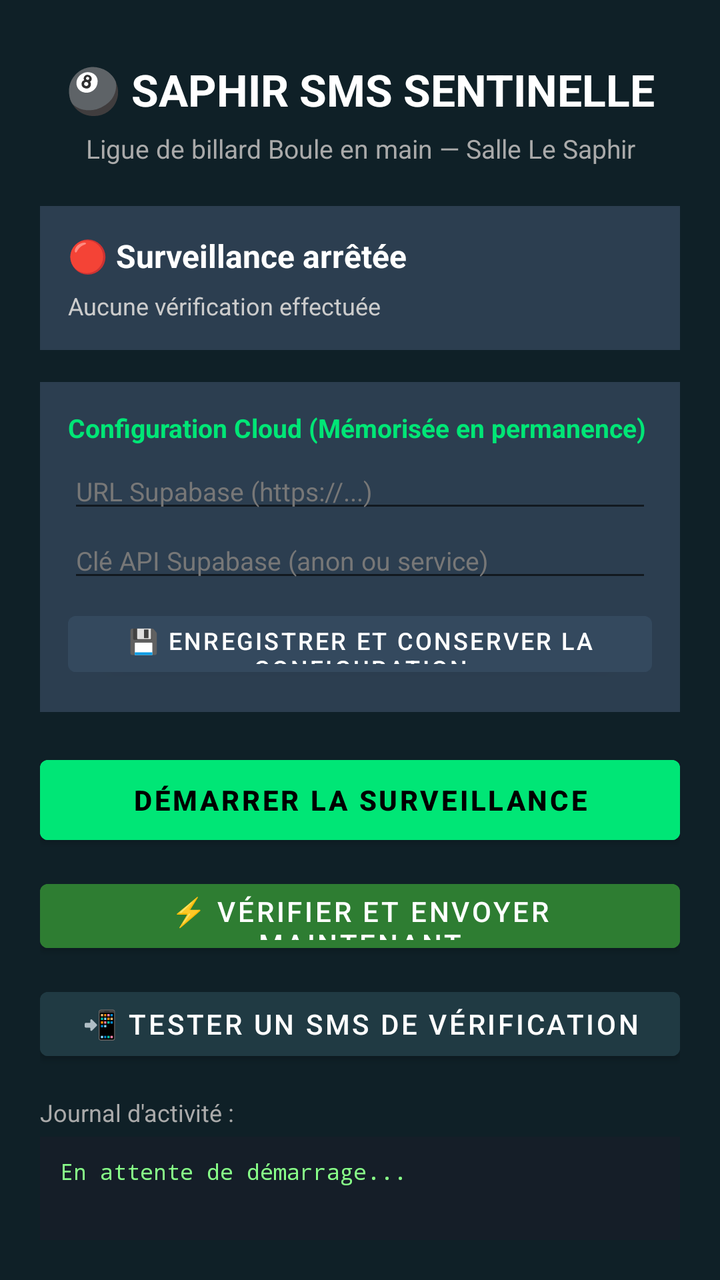
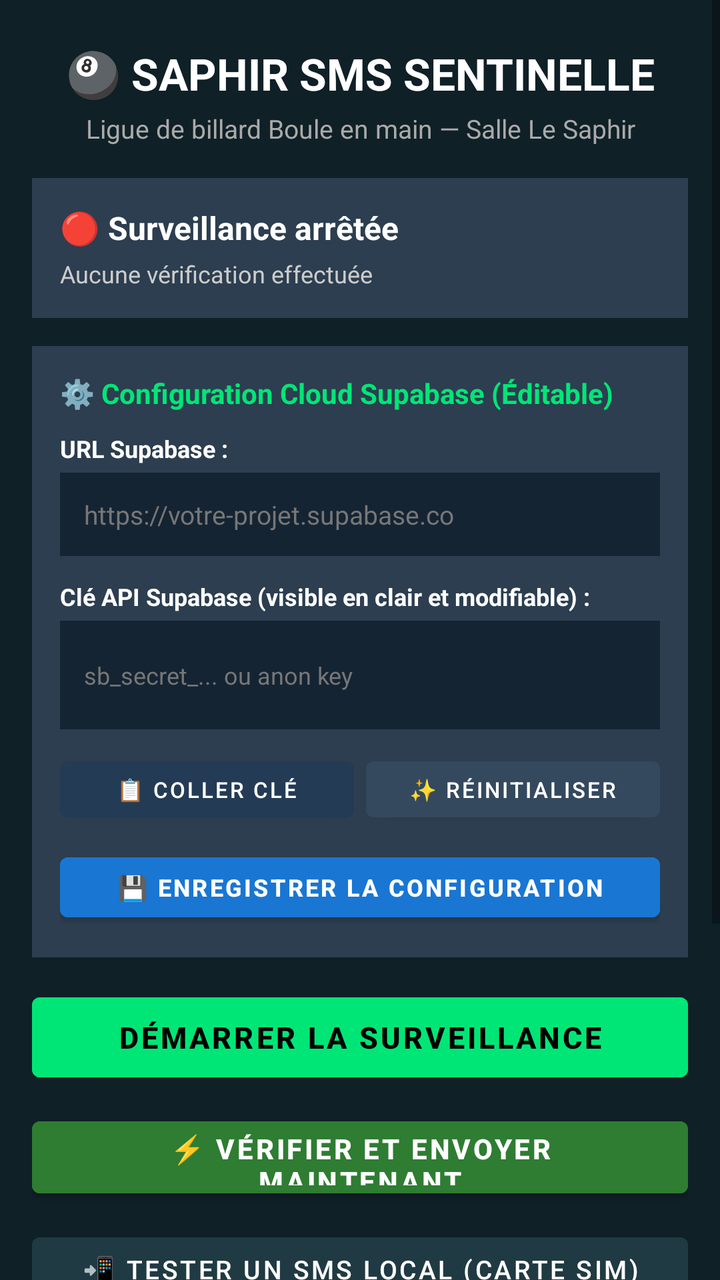

Screens rendered from an Android XML layout before and after an edit, with the pre-edit source and the edit as a unified diff.
<!-- AndroidManifest.xml: application theme Theme.SaphirSMS -->
<!-- res/layout/activity_main.xml -->
<?xml version="1.0" encoding="utf-8"?>
<LinearLayout xmlns:android="http://schemas.android.com/apk/res/android"
    android:layout_width="match_parent"
    android:layout_height="match_parent"
    android:orientation="vertical"
    android:background="@color/saphir_blue"
    android:padding="20dp">

    <TextView
        android:layout_width="match_parent"
        android:layout_height="wrap_content"
        android:text="🎱 SAPHIR SMS SENTINELLE"
        android:textColor="@color/white"
        android:textSize="22sp"
        android:textStyle="bold"
        android:gravity="center"
        android:layout_marginTop="10dp"
        android:layout_marginBottom="6dp"/>

    <TextView
        android:layout_width="match_parent"
        android:layout_height="wrap_content"
        android:text="Ligue de billard Boule en main — Salle Le Saphir"
        android:textColor="#AAAAAA"
        android:textSize="13sp"
        android:gravity="center"
        android:layout_marginBottom="20dp"/>

    
    <LinearLayout
        android:layout_width="match_parent"
        android:layout_height="wrap_content"
        android:orientation="vertical"
        android:background="@color/saphir_card"
        android:padding="14dp"
        android:layout_marginBottom="16dp">

        <TextView
            android:id="@+id/tv_status"
            android:layout_width="match_parent"
            android:layout_height="wrap_content"
            android:text="🔴 Surveillance arrêtée"
            android:textColor="@color/white"
            android:textSize="16sp"
            android:textStyle="bold"/>

        <TextView
            android:id="@+id/tv_last_check"
            android:layout_width="match_parent"
            android:layout_height="wrap_content"
            android:text="Aucune vérification effectuée"
            android:textColor="#CCCCCC"
            android:textSize="12sp"
            android:layout_marginTop="6dp"/>
    </LinearLayout>

    
    <LinearLayout
        android:layout_width="match_parent"
        android:layout_height="wrap_content"
        android:orientation="vertical"
        android:background="@color/saphir_card"
        android:padding="14dp"
        android:layout_marginBottom="18dp">

        <TextView
            android:layout_width="match_parent"
            android:layout_height="wrap_content"
            android:text="Configuration Cloud (Mémorisée en permanence)"
            android:textColor="@color/saphir_accent"
            android:textSize="13sp"
            android:textStyle="bold"
            android:layout_marginBottom="4dp"/>

        <EditText
            android:id="@+id/et_supabase_url"
            android:layout_width="match_parent"
            android:layout_height="wrap_content"
            android:hint="URL Supabase (https://...)"
            android:textColor="@color/white"
            android:textColorHint="#777777"
            android:textSize="13sp"/>

        <EditText
            android:id="@+id/et_supabase_key"
            android:layout_width="match_parent"
            android:layout_height="wrap_content"
            android:hint="Clé API Supabase (anon ou service)"
            android:inputType="textPassword"
            android:textColor="@color/white"
            android:textColorHint="#777777"
            android:textSize="13sp"/>

        <Button
            android:id="@+id/btn_save_config"
            android:layout_width="match_parent"
            android:layout_height="40dp"
            android:text="💾 Enregistrer et conserver la configuration"
            android:textColor="@color/white"
            android:backgroundTint="#34495E"
            android:textSize="12sp"
            android:layout_marginTop="6dp"/>
    </LinearLayout>

    
    <Button
        android:id="@+id/btn_toggle_service"
        android:layout_width="match_parent"
        android:layout_height="52dp"
        android:text="DÉMARRER LA SURVEILLANCE"
        android:backgroundTint="@color/saphir_accent"
        android:textColor="@color/black"
        android:textStyle="bold"
        android:layout_marginBottom="10dp"/>

    <Button
        android:id="@+id/btn_sync_now"
        android:layout_width="match_parent"
        android:layout_height="44dp"
        android:text="⚡ VÉRIFIER ET ENVOYER MAINTENANT"
        android:textColor="@color/white"
        android:backgroundTint="#2E7D32"
        android:layout_marginBottom="10dp"/>

    <Button
        android:id="@+id/btn_test_sms"
        android:layout_width="match_parent"
        android:layout_height="44dp"
        android:text="📲 TESTER UN SMS DE VÉRIFICATION"
        android:textColor="@color/white"
        android:backgroundTint="@color/saphir_dark"
        android:layout_marginBottom="14dp"/>

    
    <TextView
        android:layout_width="match_parent"
        android:layout_height="wrap_content"
        android:text="Journal d'activité :"
        android:textColor="#AAAAAA"
        android:textSize="12sp"
        android:layout_marginBottom="4dp"/>

    <ScrollView
        android:layout_width="match_parent"
        android:layout_height="0dp"
        android:layout_weight="1"
        android:background="#151E28"
        android:padding="10dp">

        <TextView
            android:id="@+id/tv_logs"
            android:layout_width="match_parent"
            android:layout_height="wrap_content"
            android:text="En attente de démarrage..."
            android:textColor="#88FF88"
            android:textSize="11sp"
            android:fontFamily="monospace"/>
    </ScrollView>

</LinearLayout>
<!-- resources referenced by this layout -->
<resources>
  <color name="black">#FF000000</color>
  <color name="saphir_accent">#00E676</color>
  <color name="saphir_blue">#0F2027</color>
  <color name="saphir_card">#2C3E50</color>
  <color name="saphir_dark">#203A43</color>
  <color name="white">#FFFFFFFF</color>
  <style name="Theme.SaphirSMS" parent="Theme.MaterialComponents.DayNight.NoActionBar">
          <item name="colorPrimary">@color/saphir_accent</item>
          <item name="colorPrimaryVariant">@color/saphir_dark</item>
          <item name="colorOnPrimary">@color/black</item>
          <item name="android:statusBarColor">@color/saphir_blue</item>
      </style>
</resources>

<!-- the commit's change to res/layout/activity_main.xml (unified diff, before → after) -->
@@ -1,160 +1,237 @@
 <?xml version="1.0" encoding="utf-8"?>
-<LinearLayout xmlns:android="http://schemas.android.com/apk/res/android"
+<ScrollView xmlns:android="http://schemas.android.com/apk/res/android"
     android:layout_width="match_parent"
     android:layout_height="match_parent"
-    android:orientation="vertical"
-    android:background="@color/saphir_blue"
-    android:padding="20dp">
-
-    <TextView
-        android:layout_width="match_parent"
-        android:layout_height="wrap_content"
-        android:text="🎱 SAPHIR SMS SENTINELLE"
-        android:textColor="@color/white"
-        android:textSize="22sp"
-        android:textStyle="bold"
-        android:gravity="center"
-        android:layout_marginTop="10dp"
-        android:layout_marginBottom="6dp"/>
-
-    <TextView
-        android:layout_width="match_parent"
-        android:layout_height="wrap_content"
-        android:text="Ligue de billard Boule en main — Salle Le Saphir"
-        android:textColor="#AAAAAA"
-        android:textSize="13sp"
-        android:gravity="center"
-        android:layout_marginBottom="20dp"/>
-
-    
+    android:fillViewport="true"
+    android:background="@color/saphir_blue">
+
     <LinearLayout
         android:layout_width="match_parent"
         android:layout_height="wrap_content"
         android:orientation="vertical"
-        android:background="@color/saphir_card"
-        android:padding="14dp"
-        android:layout_marginBottom="16dp">
-
+        android:padding="16dp">
+
+        
         <TextView
-            android:id="@+id/tv_status"
-            android:layout_width="match_parent"
-            android:layout_height="wrap_content"
-            android:text="🔴 Surveillance arrêtée"
+            android:layout_width="match_parent"
+            android:layout_height="wrap_content"
+            android:text="🎱 SAPHIR SMS SENTINELLE"
             android:textColor="@color/white"
-            android:textSize="16sp"
-            android:textStyle="bold"/>
+            android:textSize="22sp"
+            android:textStyle="bold"
+            android:gravity="center"
+            android:layout_marginTop="6dp"
+            android:layout_marginBottom="4dp"/>
 
         <TextView
-            android:id="@+id/tv_last_check"
-            android:layout_width="match_parent"
-            android:layout_height="wrap_content"
-            android:text="Aucune vérification effectuée"
-            android:textColor="#CCCCCC"
+            android:layout_width="match_parent"
+            android:layout_height="wrap_content"
+            android:text="Ligue de billard Boule en main — Salle Le Saphir"
+            android:textColor="#AAAAAA"
+            android:textSize="13sp"
+            android:gravity="center"
+            android:layout_marginBottom="16dp"/>
+
+        
+        <LinearLayout
+            android:layout_width="match_parent"
+            android:layout_height="wrap_content"
+            android:orientation="vertical"
+            android:background="@color/saphir_card"
+            android:padding="14dp"
+            android:layout_marginBottom="14dp">
+
+            <TextView
+                android:id="@+id/tv_status"
+                android:layout_width="match_parent"
+                android:layout_height="wrap_content"
+                android:text="🔴 Surveillance arrêtée"
+                android:textColor="@color/white"
+                android:textSize="16sp"
+                android:textStyle="bold"/>
+
+            <TextView
+                android:id="@+id/tv_last_check"
+                android:layout_width="match_parent"
+                android:layout_height="wrap_content"
+                android:text="Aucune vérification effectuée"
+                android:textColor="#CCCCCC"
+                android:textSize="12sp"
+                android:layout_marginTop="4dp"/>
+        </LinearLayout>
+
+        
+        <LinearLayout
+            android:layout_width="match_parent"
+            android:layout_height="wrap_content"
+            android:orientation="vertical"
+            android:background="@color/saphir_card"
+            android:padding="14dp"
+            android:layout_marginBottom="14dp">
+
+            <TextView
+                android:layout_width="match_parent"
+                android:layout_height="wrap_content"
+                android:text="⚙️ Configuration Cloud Supabase (Éditable)"
+                android:textColor="@color/saphir_accent"
+                android:textSize="14sp"
+                android:textStyle="bold"
+                android:layout_marginBottom="10dp"/>
+
+            
+            <TextView
+                android:layout_width="match_parent"
+                android:layout_height="wrap_content"
+                android:text="URL Supabase :"
+                android:textColor="#FFFFFF"
+                android:textSize="12sp"
+                android:textStyle="bold"
+                android:layout_marginBottom="4dp"/>
+
+            <EditText
+                android:id="@+id/et_supabase_url"
+                android:layout_width="match_parent"
+                android:layout_height="wrap_content"
+                android:hint="https://votre-projet.supabase.co"
+                android:textColor="@color/white"
+                android:textColorHint="#777777"
+                android:background="#152433"
+                android:padding="12dp"
+                android:textSize="13sp"
+                android:focusable="true"
+                android:focusableInTouchMode="true"
+                android:textIsSelectable="true"
+                android:cursorVisible="true"
+                android:inputType="textUri"
+                android:layout_marginBottom="12dp"/>
+
+            
+            <TextView
+                android:layout_width="match_parent"
+                android:layout_height="wrap_content"
+                android:text="Clé API Supabase (visible en clair et modifiable) :"
+                android:textColor="#FFFFFF"
+                android:textSize="12sp"
+                android:textStyle="bold"
+                android:layout_marginBottom="4dp"/>
+
+            <EditText
+                android:id="@+id/et_supabase_key"
+                android:layout_width="match_parent"
+                android:layout_height="wrap_content"
+                android:hint="sb_secret_... ou anon key"
+                android:textColor="#88FF88"
+                android:textColorHint="#777777"
+                android:background="#152433"
+                android:padding="12dp"
+                android:textSize="12sp"
+                android:minLines="2"
+                android:maxLines="4"
+                android:focusable="true"
+                android:focusableInTouchMode="true"
+                android:textIsSelectable="true"
+                android:cursorVisible="true"
+                android:inputType="textMultiLine|textNoSuggestions"
+                android:layout_marginBottom="10dp"/>
+
+            
+            <LinearLayout
+                android:layout_width="match_parent"
+                android:layout_height="wrap_content"
+                android:orientation="horizontal"
+                android:layout_marginBottom="8dp">
+
+                <Button
+                    android:id="@+id/btn_paste_key"
+                    android:layout_width="0dp"
+                    android:layout_height="40dp"
+                    android:layout_weight="1"
+                    android:text="📋 COLLER CLÉ"
+                    android:textColor="@color/white"
+                    android:backgroundTint="#243B55"
+                    android:textSize="11sp"
+                    android:layout_marginEnd="6dp"/>
+
+                <Button
+                    android:id="@+id/btn_reset_default"
+                    android:layout_width="0dp"
+                    android:layout_height="40dp"
+                    android:layout_weight="1"
+                    android:text="✨ RÉINITIALISER"
+                    android:textColor="@color/white"
+                    android:backgroundTint="#34495E"
+                    android:textSize="11sp"/>
+            </LinearLayout>
+
+            <Button
+                android:id="@+id/btn_save_config"
+                android:layout_width="match_parent"
+                android:layout_height="42dp"
+                android:text="💾 ENREGISTRER LA CONFIGURATION"
+                android:textColor="@color/white"
+                android:backgroundTint="#1976D2"
+                android:textStyle="bold"
+                android:textSize="12sp"/>
+        </LinearLayout>
+
+        
+        <Button
+            android:id="@+id/btn_toggle_service"
+            android:layout_width="match_parent"
+            android:layout_height="52dp"
+            android:text="DÉMARRER LA SURVEILLANCE"
+            android:backgroundTint="@color/saphir_accent"
+            android:textColor="@color/black"
+            android:textStyle="bold"
+            android:textSize="15sp"
+            android:layout_marginBottom="10dp"/>
+
+        <Button
+            android:id="@+id/btn_sync_now"
+            android:layout_width="match_parent"
+            android:layout_height="48dp"
+            android:text="⚡ VÉRIFIER ET ENVOYER MAINTENANT"
+            android:textColor="@color/white"
+            android:backgroundTint="#2E7D32"
+            android:textStyle="bold"
+            android:textSize="14sp"
+            android:layout_marginBottom="10dp"/>
+
+        <Button
+            android:id="@+id/btn_test_sms"
+            android:layout_width="match_parent"
+            android:layout_height="44dp"
+            android:text="📲 TESTER UN SMS LOCAL (CARTE SIM)"
+            android:textColor="@color/white"
+            android:backgroundTint="@color/saphir_dark"
+            android:textSize="13sp"
+            android:layout_marginBottom="14dp"/>
+
+        
+        <TextView
+            android:layout_width="match_parent"
+            android:layout_height="wrap_content"
+            android:text="Journal d'activité en direct :"
+            android:textColor="#AAAAAA"
             android:textSize="12sp"
-            android:layout_marginTop="6dp"/>
+            android:layout_marginBottom="4dp"/>
+
+        <ScrollView
+            android:layout_width="match_parent"
+            android:layout_height="160dp"
+            android:background="#151E28"
+            android:padding="10dp"
+            android:layout_marginBottom="20dp">
+
+            <TextView
+                android:id="@+id/tv_logs"
+                android:layout_width="match_parent"
+                android:layout_height="wrap_content"
+                android:text="Prêt. En attente de démarrage..."
+                android:textColor="#88FF88"
+                android:textSize="11sp"
+                android:fontFamily="monospace"/>
+        </ScrollView>
+
     </LinearLayout>
-
-    
-    <LinearLayout
-        android:layout_width="match_parent"
-        android:layout_height="wrap_content"
-        android:orientation="vertical"
-        android:background="@color/saphir_card"
-        android:padding="14dp"
-        android:layout_marginBottom="18dp">
-
-        <TextView
-            android:layout_width="match_parent"
-            android:layout_height="wrap_content"
-            android:text="Configuration Cloud (Mémorisée en permanence)"
-            android:textColor="@color/saphir_accent"
-            android:textSize="13sp"
-            android:textStyle="bold"
-            android:layout_marginBottom="4dp"/>
-
-        <EditText
-            android:id="@+id/et_supabase_url"
-            android:layout_width="match_parent"
-            android:layout_height="wrap_content"
-            android:hint="URL Supabase (https://...)"
-            android:textColor="@color/white"
-            android:textColorHint="#777777"
-            android:textSize="13sp"/>
-
-        <EditText
-            android:id="@+id/et_supabase_key"
-            android:layout_width="match_parent"
-            android:layout_height="wrap_content"
-            android:hint="Clé API Supabase (anon ou service)"
-            android:inputType="textPassword"
-            android:textColor="@color/white"
-            android:textColorHint="#777777"
-            android:textSize="13sp"/>
-
-        <Button
-            android:id="@+id/btn_save_config"
-            android:layout_width="match_parent"
-            android:layout_height="40dp"
-            android:text="💾 Enregistrer et conserver la configuration"
-            android:textColor="@color/white"
-            android:backgroundTint="#34495E"
-            android:textSize="12sp"
-            android:layout_marginTop="6dp"/>
-    </LinearLayout>
-
-    
-    <Button
-        android:id="@+id/btn_toggle_service"
-        android:layout_width="match_parent"
-        android:layout_height="52dp"
-        android:text="DÉMARRER LA SURVEILLANCE"
-        android:backgroundTint="@color/saphir_accent"
-        android:textColor="@color/black"
-        android:textStyle="bold"
-        android:layout_marginBottom="10dp"/>
-
-    <Button
-        android:id="@+id/btn_sync_now"
-        android:layout_width="match_parent"
-        android:layout_height="44dp"
-        android:text="⚡ VÉRIFIER ET ENVOYER MAINTENANT"
-        android:textColor="@color/white"
-        android:backgroundTint="#2E7D32"
-        android:layout_marginBottom="10dp"/>
-
-    <Button
-        android:id="@+id/btn_test_sms"
-        android:layout_width="match_parent"
-        android:layout_height="44dp"
-        android:text="📲 TESTER UN SMS DE VÉRIFICATION"
-        android:textColor="@color/white"
-        android:backgroundTint="@color/saphir_dark"
-        android:layout_marginBottom="14dp"/>
-
-    
-    <TextView
-        android:layout_width="match_parent"
-        android:layout_height="wrap_content"
-        android:text="Journal d'activité :"
-        android:textColor="#AAAAAA"
-        android:textSize="12sp"
-        android:layout_marginBottom="4dp"/>
-
-    <ScrollView
-        android:layout_width="match_parent"
-        android:layout_height="0dp"
-        android:layout_weight="1"
-        android:background="#151E28"
-        android:padding="10dp">
-
-        <TextView
-            android:id="@+id/tv_logs"
-            android:layout_width="match_parent"
-            android:layout_height="wrap_content"
-            android:text="En attente de démarrage..."
-            android:textColor="#88FF88"
-            android:textSize="11sp"
-            android:fontFamily="monospace"/>
-    </ScrollView>
-
-</LinearLayout>
+</ScrollView>
